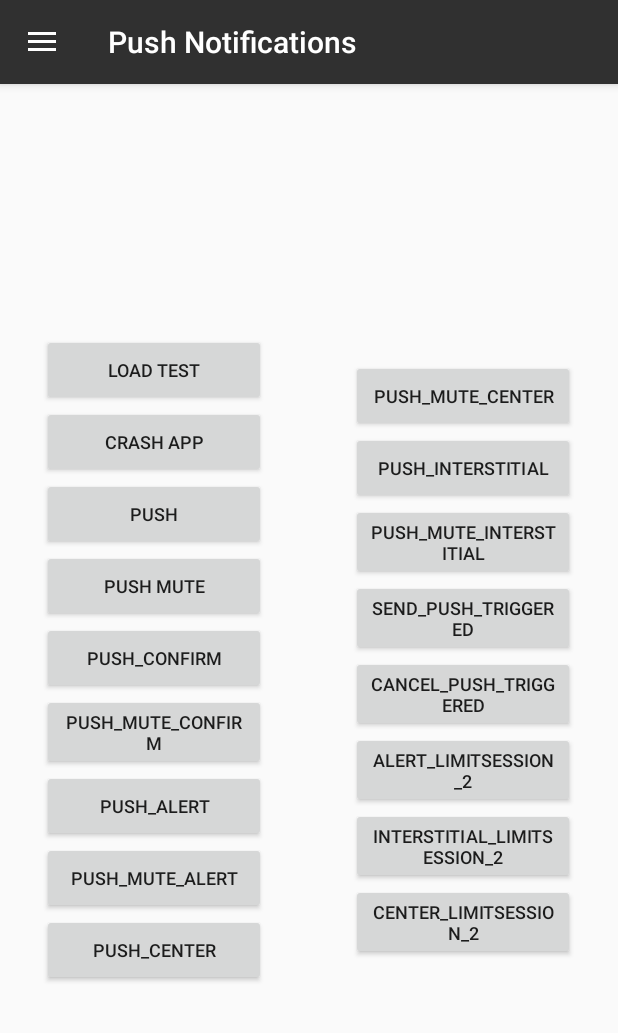
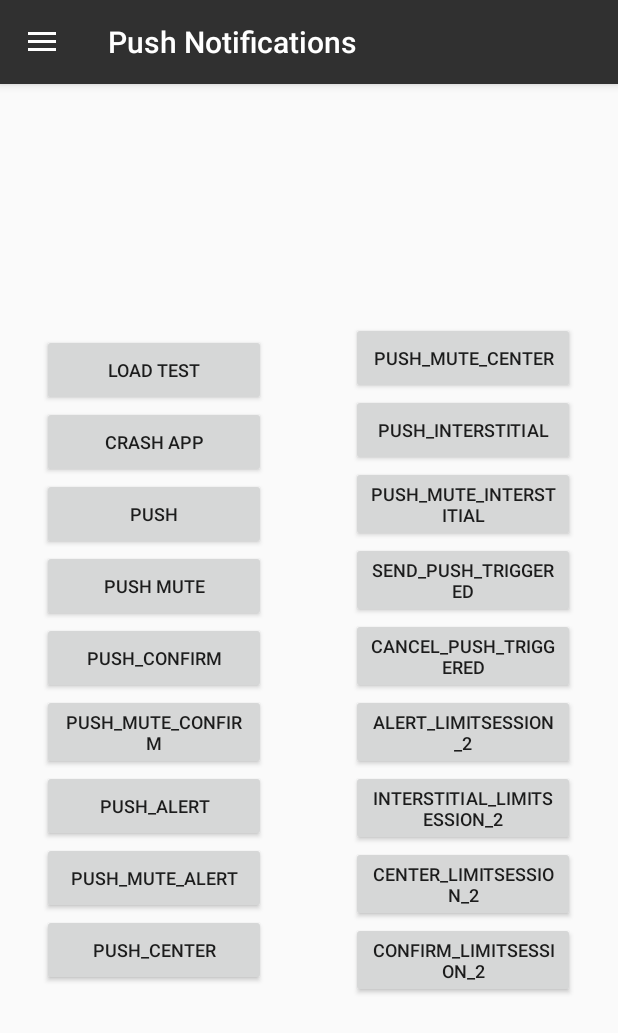
Before and after one commit to Leanplum/Leanplum-Android-SDK-Example, an Android app: the fragment TestingFragment placed in its activity, on a phone screen of 412 x 824 dp. Shown: the top 1033 px of the screen. Run offline under Robolectric (Android 15) with nearby library versions, the phone set to English and light mode, and no system bars; 1 statement that could not run was skipped.

Commit message:
feat(automation): Adds send Confirm button. (#8)

```diff
--- a/app/src/main/java/com/leanplum/android/example/fragments/TestingFragment.java
+++ b/app/src/main/java/com/leanplum/android/example/fragments/TestingFragment.java
@@ -187,6 +187,14 @@ public class TestingFragment extends Fragment {
         Leanplum.track("Center_limitSession_2");
       }
     });
+
+    final Button confirm_limitSession_2 = root.findViewById(R.id.confirm_limitSession_2);
+    confirm_limitSession_2.setOnClickListener(new View.OnClickListener() {
+      @Override
+      public void onClick(View v) {
+        Leanplum.track("Confirm_limitSession_2");
+      }
+    });
     return root;
   }
 }
--- a/app/src/main/res/layout/testing_layout.xml
+++ b/app/src/main/res/layout/testing_layout.xml
@@ -73,5 +73,9 @@
         <Button android:id="@+id/center_limitSession_2" android:layout_width="149dp"
             android:layout_height="wrap_content" android:enabled="true"
             android:text="Center_LIMITSESSION_2" android:textSize="12sp" />
+        <Button android:id="@+id/confirm_limitSession_2" android:layout_width="149dp"
+                android:layout_height="wrap_content" android:enabled="true"
+                android:text="Confirm_LIMITSESSION_2" android:textSize="12sp" />
+
     </LinearLayout>
 </LinearLayout>
```
